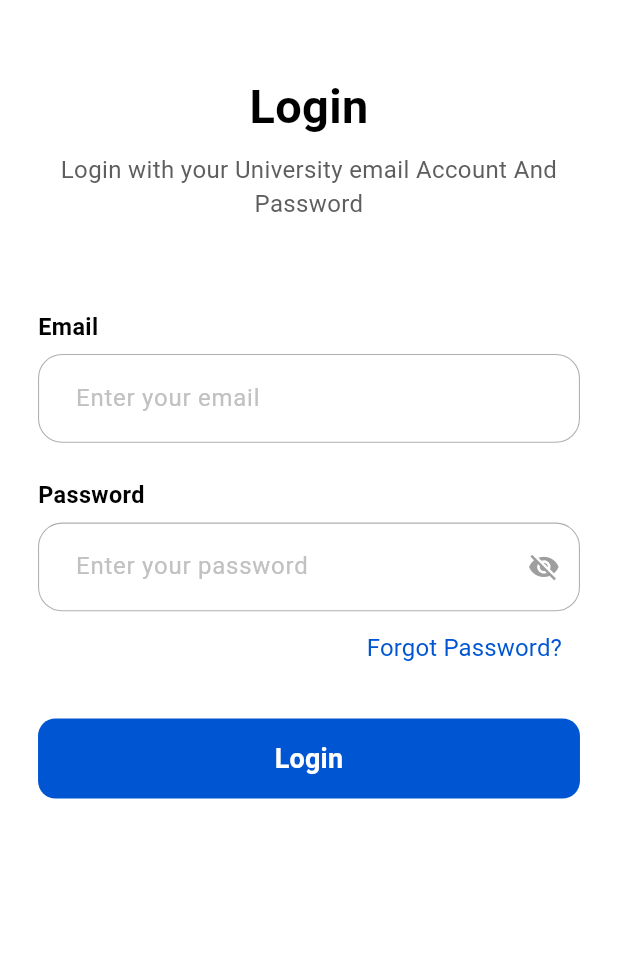
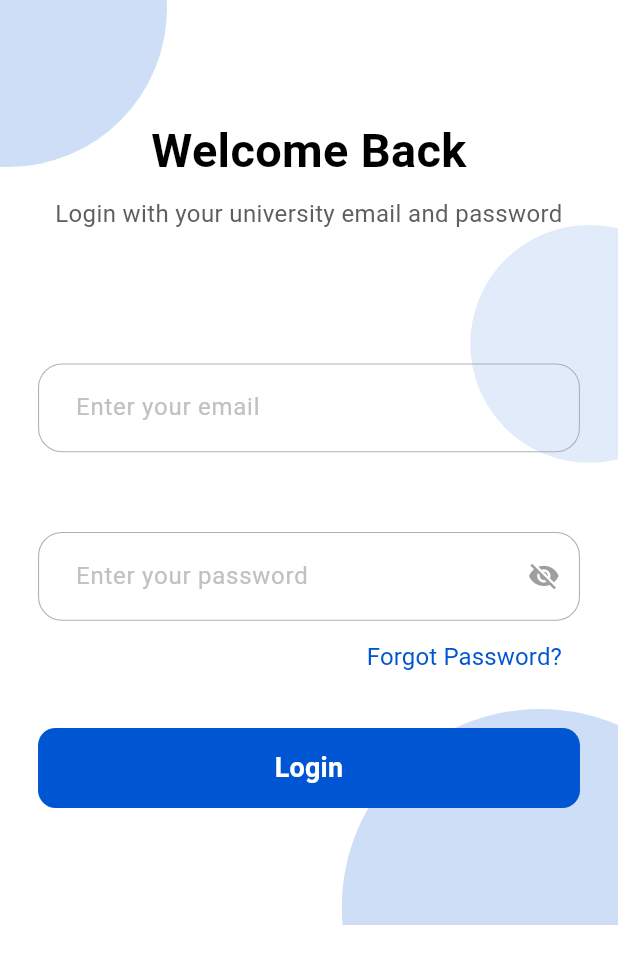
Before and after one commit to mustafaelbaz5/ZRC-ZNU-Robotics-Community, a Flutter app: the LoginScreen screen opened by its route, on a phone screen of 412 x 824 dp. Shown: the top 964 px of the screen. Run offline on Flutter 3.47's test engine with Material 3 defaults, Android fonts, the light colour scheme and no system bars; our stand-ins replace flutter_bloc, flutter_screenutil, flutter_secure_storage, get_it, supabase_flutter; accounts and stored records are empty.

Commit message:
Refactor LoginScreen to enhance form validation and improve error handling; update UI layout with background shapes

```diff
--- a/lib/core/auth/ui/login_screen.dart
+++ b/lib/core/auth/ui/login_screen.dart
@@ -6,9 +6,11 @@ import 'package:zrc/core/extensions/navigation.dart';
 import 'package:zrc/core/router/routes.dart';
 import 'package:zrc/core/themes/app_colors.dart';
 import 'package:zrc/core/themes/app_text_styles.dart';
+import 'package:zrc/core/utils/regex.dart';
 import 'package:zrc/core/utils/spacing.dart';
 import 'package:zrc/core/widgets/custom_text_form_.dart';
 import 'package:zrc/core/widgets/custom_text_button.dart';
+import 'package:zrc/core/widgets/show_error_dialog.dart';
 
 class LoginScreen extends StatefulWidget {
   const LoginScreen({super.key});
@@ -20,6 +22,7 @@ class LoginScreen extends StatefulWidget {
 class _LoginScreenState extends State<LoginScreen> {
   final TextEditingController _emailController = TextEditingController();
   final TextEditingController _passwordController = TextEditingController();
+  final _formKey = GlobalKey<FormState>();
 
   @override
   void dispose() {
@@ -28,18 +31,27 @@ class _LoginScreenState extends State<LoginScreen> {
     super.dispose();
   }
 
+  void _onLoginPressed() {
+    if (_formKey.currentState!.validate()) {
+      context.read<AuthCubit>().login(
+        email: _emailController.text.trim(),
+        password: _passwordController.text.trim(),
+      );
+    }
+  }
+
   @override
   Widget build(BuildContext context) {
     return BlocConsumer<AuthCubit, AuthState>(
       listener: (context, state) {
         if (state is AuthSuccess) {
-          // Navigate to Home Screen after successful login
           context.pushReplacementNamed(Routes.studentHomeScreen);
         } else if (state is AuthError) {
-          // Show error message
-          ScaffoldMessenger.of(
-            context,
-          ).showSnackBar(SnackBar(content: Text(state.errorMessage)));
+          showErrorDialog(
+            context: context,
+            title: 'Login Failed',
+            message: state.errorMessage,
+          );
         }
       },
       builder: (context, state) {
@@ -47,15 +59,63 @@ class _LoginScreenState extends State<LoginScreen> {
 
         return Scaffold(
           body: SafeArea(
-            child: SingleChildScrollView(
-              padding: EdgeInsets.symmetric(horizontal: 24.w, vertical: 40.h),
+            child: Stack(
+              children: [
+                // Background shapes
+                Positioned(
+                  top: -100,
+                  left: -100,
+                  child: Container(
+                    width: 200.w,
+                    height: 200.w,
+                    decoration: BoxDecoration(
+                      color: AppColors.lightBlue.withAlpha(50),
+                      shape: BoxShape.circle,
+                    ),
+                  ),
+                ),
+                Positioned(
+                  bottom: -120,
+                  right: -80,
+                  child: Container(
+                    width: 250.w,
+                    height: 250.w,
+                    decoration: BoxDecoration(
+                      color: AppColors.lightBlue.withAlpha(50),
+                      shape: BoxShape.circle,
+                    ),
+                  ),
+                ),
+                Positioned(
+                  top: 150,
+                  right: -60,
+                  child: Container(
+                    width: 150.w,
+                    height: 150.w,
+                    decoration: BoxDecoration(
+                      color: AppColors.lightBlue.withAlpha(30),
+                      shape: BoxShape.circle,
+                    ),
+                  ),
+                ),
+
+                // Login form
+                SingleChildScrollView(
+                  padding: EdgeInsets.symmetric(
+                    horizontal: 24.w,
+                    vertical: 40.h,
+                  ),
                   child: Center(
+                    child: Form(
+                      key: _formKey,
                       child: Column(
                         crossAxisAlignment: CrossAxisAlignment.center,
                         children: [
-                    verticalSpacing(10),
+                          verticalSpacing(40),
+
+                          // Title
                           Text(
-                      'Login',
+                            'Welcome Back',
                             textAlign: TextAlign.center,
                             style: AppTextStyles.font32BlackBold.copyWith(
                               fontSize: 32.sp,
@@ -63,12 +123,11 @@ class _LoginScreenState extends State<LoginScreen> {
                           ),
                           verticalSpacing(8),
                           Text(
-                      'Login with your University email Account And Password',
+                            'Login with your university email and password',
                             textAlign: TextAlign.center,
-                      style: AppTextStyles.font16GreyRegular,
+                            style: AppTextStyles.font16GreyRegular.copyWith(),
                           ),
                           verticalSpacing(60),
-
                           // Email Field
                           Align(
                             alignment: Alignment.centerLeft,
@@ -76,6 +135,7 @@ class _LoginScreenState extends State<LoginScreen> {
                               'Email',
                               style: AppTextStyles.font16BlackBold.copyWith(
                                 fontSize: 16.sp,
+                                color: Colors.white,
                               ),
                             ),
                           ),
@@ -84,6 +144,14 @@ class _LoginScreenState extends State<LoginScreen> {
                             controller: _emailController,
                             hintText: 'Enter your email',
                             keyboardType: TextInputType.emailAddress,
+                            validator: (value) {
+                              if (value == null || value.isEmpty) {
+                                return 'Email cannot be empty';
+                              } else if (!AppRegex.isEmailValid(value.trim())) {
+                                return 'Please enter a valid email';
+                              }
+                              return null;
+                            },
                           ),
                           verticalSpacing(24),
 
@@ -94,6 +162,7 @@ class _LoginScreenState extends State<LoginScreen> {
                               'Password',
                               style: AppTextStyles.font16BlackBold.copyWith(
                                 fontSize: 16.sp,
+                                color: Colors.white,
                               ),
                             ),
                           ),
@@ -102,6 +171,12 @@ class _LoginScreenState extends State<LoginScreen> {
                             controller: _passwordController,
                             hintText: 'Enter your password',
                             isObscureText: true,
+                            validator: (value) {
+                              if (value == null || value.isEmpty) {
+                                return 'Password cannot be empty';
+                              }
+                              return null;
+                            },
                           ),
                           Align(
                             alignment: Alignment.centerRight,
@@ -109,9 +184,8 @@ class _LoginScreenState extends State<LoginScreen> {
                               onPressed: () {},
                               child: Text(
                                 'Forgot Password?',
-                          style: AppTextStyles.font16BlackRegular.copyWith(
-                            color: AppColors.lightBlue,
-                          ),
+                                style: AppTextStyles.font16BlackRegular
+                                    .copyWith(color: AppColors.lightBlue),
                               ),
                             ),
                           ),
@@ -119,22 +193,20 @@ class _LoginScreenState extends State<LoginScreen> {
 
                           // Login Button
                           CustomTextButton(
-                      buttonText: isLoading ? 'Logging in...' : 'Login',
-                      onPressed: isLoading
-                          ? null
-                          : () {
-                              context.read<AuthCubit>().login(
-                                email: _emailController.text.trim(),
-                                password: _passwordController.text.trim(),
-                              );
-                            },
+                            buttonText: 'Login',
+                            onPressed: isLoading ? null : _onLoginPressed,
+                            isLoading: isLoading,
                             buttonHeight: 56.h,
                             buttonWidth: double.infinity,
                             borderRadius: 12.r,
                           ),
+                          verticalSpacing(40),
                         ],
                       ),
                     ),
+                  ),
+                ),
+              ],
             ),
           ),
         );
```
Lines whose indentation alone changed are shown as unchanged.
